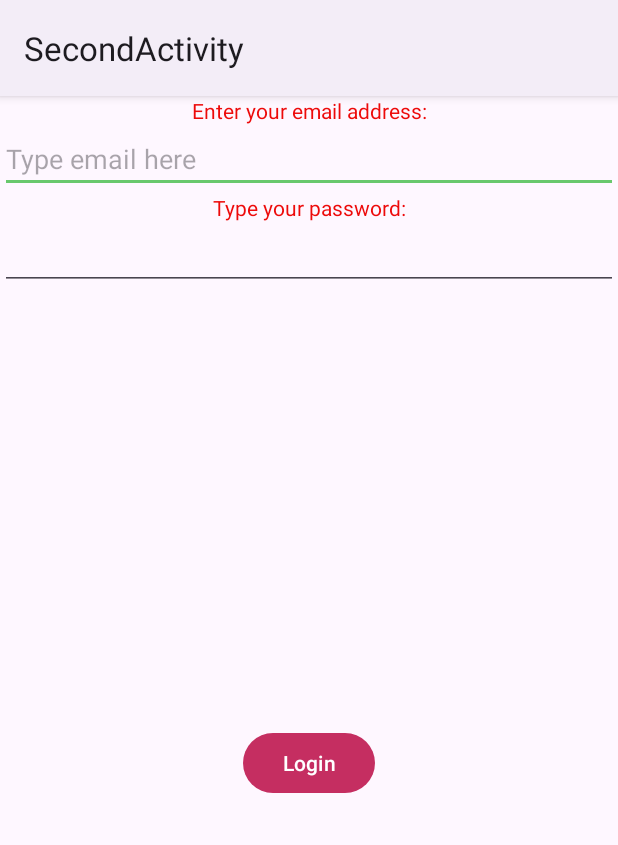
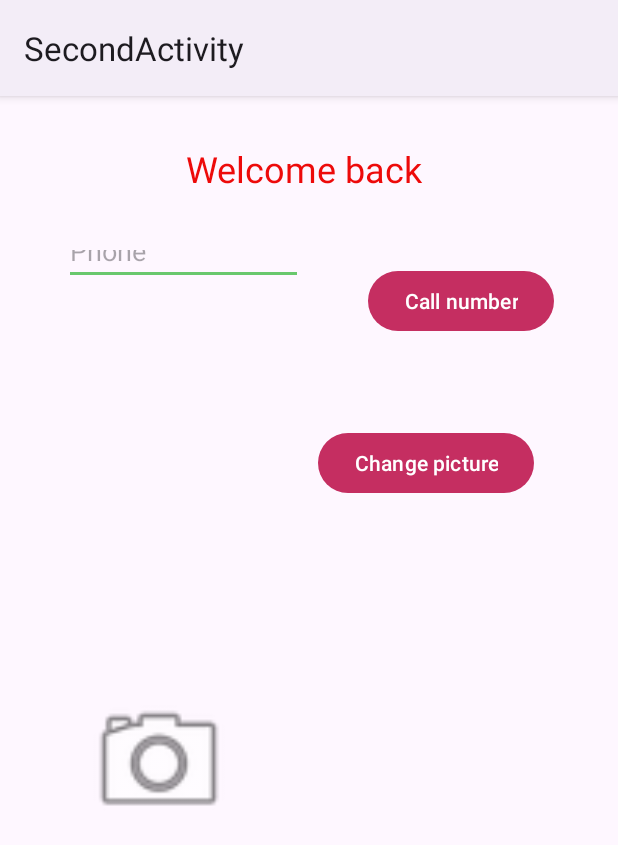
Before and after one commit to cbagg14/MyAndroidLabs, an Android app: the screen it shows after launch (SecondActivity), after a tap on "Login", on a phone screen of 412 x 824 dp. Shown: the top 845 px of the screen. Run offline under Robolectric (Android 15) with nearby library versions, the phone set to English and light mode, and no system bars.

Commit message:
halfway through week 4

```diff
--- a/app/build.gradle
+++ b/app/build.gradle
@@ -6,6 +6,10 @@ plugins {
 android {
     namespace 'algonquin.cst2335.bagg0051'
     compileSdk 33
+
+    buildFeatures{
+        viewBinding true
+    }
 
     defaultConfig {
         applicationId "algonquin.cst2335.bagg0051"
--- a/app/src/main/java/algonquin/cst2335/bagg0051/MainActivity.java
+++ b/app/src/main/java/algonquin/cst2335/bagg0051/MainActivity.java
@@ -6,27 +6,45 @@ import android.util.Log;
 import android.view.View;
 import android.widget.Button;
 import android.content.Intent;
+import android.widget.EditText;
 
 public class MainActivity extends AppCompatActivity {
 
     private static final String TAG = "MainActivity";
+
 
     @Override
     protected void onCreate(Bundle savedInstanceState) {
         super.onCreate(savedInstanceState);
         setContentView(R.layout.activity_main);
 
+        Intent nextPage = new Intent( MainActivity.this, SecondActivity.class);
+
+        EditText emailEditText = findViewById(R.id.emailEditText);
+        Button loginButton = findViewById(R.id.loginButton);
+
+
+        loginButton.setOnClickListener( clk-> {
+            String Email =  emailEditText.getText().toString();
+
+            nextPage.putExtra("EmailAddress", Email);
+            startActivity(nextPage);
+
+          /*  String email = emailEditText.getText().toString();
+            SharedPreferences.Editor editor = sharedPreferences.edit();
+            editor.putString(EMAIL_KEY,email);
+            editor.apply(); */
+        });
+
         Log.w(TAG, "onCreate() - Activity created");
+    }
 
-        Button loginButton = findViewById(R.id.loginButton);
-        loginButton.setOnClickListener(new View.OnClickListener() {
-            @Override
-            public void onClick(View v) {
-                // Create an Intent to launch SecondActivity
-                Intent intent = new Intent(MainActivity.this, SecondActivity.class);
-                startActivity(intent);
-            }
-        });
+
+    @Override
+    protected void onDestroy() {
+        super.onDestroy();
+
+        Log.w(TAG, "onDestroy() - Activity destroyed");
     }
 
     @Override
@@ -37,12 +55,18 @@ public class MainActivity extends AppCompatActivity {
     }
 
     @Override
+    protected void onStop() {
+        super.onStop();
+
+        Log.w(TAG, "onStop() - Activity stopped");
+    }
+
+    @Override
     protected void onResume() {
         super.onResume();
 
         Log.w(TAG, "onResume() - Activity resumed");
     }
-
     @Override
     protected void onPause() {
         super.onPause();
@@ -50,17 +74,4 @@ public class MainActivity extends AppCompatActivity {
         Log.w(TAG, "onPause() - Activity paused");
     }
 
-    @Override
-    protected void onStop() {
-        super.onStop();
-
-        Log.w(TAG, "onStop() - Activity stopped");
-    }
-
-    @Override
-    protected void onDestroy() {
-        super.onDestroy();
-
-        Log.w(TAG, "onDestroy() - Activity destroyed");
-    }
 }
--- a/app/src/main/java/algonquin/cst2335/bagg0051/SecondActivity.java
+++ b/app/src/main/java/algonquin/cst2335/bagg0051/SecondActivity.java
@@ -2,21 +2,28 @@ package algonquin.cst2335.bagg0051;
 
 import androidx.appcompat.app.AppCompatActivity;
 
+import android.content.SharedPreferences;
 import android.os.Bundle;
 import android.widget.Button;
 import android.content.Intent;
+import android.widget.ImageView;
+import android.widget.TextView;
+
+import algonquin.cst2335.bagg0051.databinding.ActivitySecondBinding;
 
 public class SecondActivity extends AppCompatActivity {
+
+    private TextView textView;
+
 
     @Override
     protected void onCreate(Bundle savedInstanceState) {
         super.onCreate(savedInstanceState);
-        setContentView(R.layout.activity_main);
+        setContentView(R.layout.activity_second);
+        textView = findViewById(R.id.titleTextView);
+        Intent fromPrevious = getIntent();
+       String emailAddress = fromPrevious.getStringExtra("EmailAddress");
+        textView.setText("Welcome back " + emailAddress);
 
-        Button loginButton = findViewById(R.id.loginButton);
-        loginButton.setOnClickListener(clk -> {
-            Intent nextPage = new Intent(SecondActivity.this, MainActivity.class);
-            startActivity(nextPage);
-        });
     }
 }
--- a/app/src/main/res/layout/activity_main.xml
+++ b/app/src/main/res/layout/activity_main.xml
@@ -11,19 +11,17 @@
         android:layout_width="wrap_content"
         android:layout_height="wrap_content"
         android:text="Enter your email address:"
-        app:layout_constraintTop_toTopOf="parent"
         app:layout_constraintStart_toStartOf="parent"
-        app:layout_constraintEnd_toEndOf="parent"
-        app:layout_constraintHorizontal_bias="0.5" />
+        app:layout_constraintTop_toTopOf="parent" />
 
     <EditText
         android:id="@+id/emailEditText"
         android:layout_width="match_parent"
         android:layout_height="wrap_content"
         android:hint="Type email here"
-        app:layout_constraintTop_toBottomOf="@+id/emailLabelTextView"
+        app:layout_constraintEnd_toEndOf="parent"
         app:layout_constraintStart_toStartOf="parent"
-        app:layout_constraintEnd_toEndOf="parent" />
+        app:layout_constraintTop_toBottomOf="@+id/emailLabelTextView" />
 
     <TextView
         android:id="@+id/passwordLabelTextView"
--- a/app/src/main/res/layout/activity_second.xml
+++ b/app/src/main/res/layout/activity_second.xml
@@ -19,22 +19,24 @@
 
     <EditText
         android:id="@+id/phoneEditText"
-        android:layout_width="0dp"
-        android:layout_height="wrap_content"
+        android:layout_width="159dp"
+        android:layout_height="33dp"
+        android:layout_marginTop="28dp"
         android:hint="Phone"
         android:inputType="phone"
-        app:layout_constraintTop_toBottomOf="@+id/titleTextView"
+        app:layout_constraintEnd_toStartOf="@+id/callButton"
         app:layout_constraintStart_toStartOf="parent"
-        app:layout_constraintEnd_toStartOf="@+id/callButton" />
+        app:layout_constraintTop_toBottomOf="@+id/titleTextView" />
 
     <Button
         android:id="@+id/callButton"
         android:layout_width="wrap_content"
         android:layout_height="wrap_content"
+        android:layout_marginTop="48dp"
         android:text="Call number"
-        app:layout_constraintTop_toBottomOf="@+id/titleTextView"
+        app:layout_constraintEnd_toEndOf="parent"
         app:layout_constraintStart_toEndOf="@+id/phoneEditText"
-        app:layout_constraintEnd_toEndOf="parent" />
+        app:layout_constraintTop_toBottomOf="@+id/titleTextView" />
 
     <ImageView
         android:id="@+id/imageView"
@@ -50,9 +52,10 @@
         android:id="@+id/changeButton"
         android:layout_width="wrap_content"
         android:layout_height="wrap_content"
+        android:layout_marginTop="60dp"
         android:text="Change picture"
-        app:layout_constraintTop_toBottomOf="@+id/callButton"
+        app:layout_constraintEnd_toEndOf="parent"
         app:layout_constraintStart_toEndOf="@+id/imageView"
-        app:layout_constraintEnd_toEndOf="parent" />
+        app:layout_constraintTop_toBottomOf="@+id/callButton" />
 
 </androidx.constraintlayout.widget.ConstraintLayout>
```
